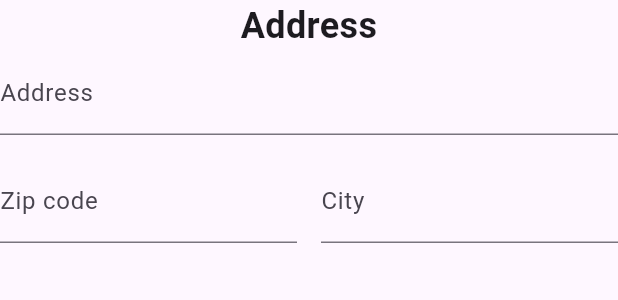
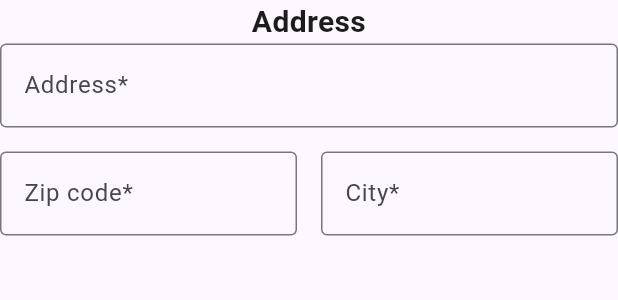
Before and after one commit to Grapensparr/BlockPark, a Flutter app: the AddressForm widget shown alone on an empty page, opened directly with empty values, on a phone screen of 412 x 824 dp. Shown: the top 300 px of the screen. Run offline on Flutter 3.47's test engine with Material 3 defaults, Android fonts, the phone set to English and light mode, and no system bars; our stand-ins replace shared_preferences; accounts and stored records are empty.

Commit message:
Post form validation and owner logic added

```diff
--- a/Frontend/lib/views/user/postForms/AddressForm.dart
+++ b/Frontend/lib/views/user/postForms/AddressForm.dart
@@ -25,12 +25,16 @@ class AddressForm extends StatelessWidget {
             'Address',
             textAlign: TextAlign.center,
             style: TextStyle(
-              fontSize: 24,
+              fontSize: 20,
               fontWeight: FontWeight.bold,
             ),
           ),
           TextField(
-            decoration: const InputDecoration(labelText: 'Address'),
+            decoration: const InputDecoration(
+              labelText: 'Address*',
+              hintText: 'Address*',
+              border: OutlineInputBorder(),
+            ),
             onChanged: onAddressChanged,
           ),
           const SizedBox(height: 16),
@@ -38,7 +42,11 @@ class AddressForm extends StatelessWidget {
             children: [
               Expanded(
                 child: TextField(
-                  decoration: const InputDecoration(labelText: 'Zip code'),
+                  decoration: const InputDecoration(
+                    labelText: 'Zip code*',
+                    hintText: 'Zip code*',
+                    border: OutlineInputBorder(),
+                  ),
                   onChanged: onZipCodeChanged,
                   inputFormatters: [FilteringTextInputFormatter.digitsOnly],
                   keyboardType: TextInputType.number,
@@ -47,7 +55,11 @@ class AddressForm extends StatelessWidget {
               const SizedBox(width: 16),
               Expanded(
                 child: TextField(
-                  decoration: const InputDecoration(labelText: 'City'),
+                  decoration: const InputDecoration(
+                    labelText: 'City*',
+                    hintText: 'City*',
+                    border: OutlineInputBorder(),
+                  ),
                   onChanged: onCityChanged,
                 ),
               ),
--- a/Frontend/lib/views/user/postForms/AvailabilityForm.dart
+++ b/Frontend/lib/views/user/postForms/AvailabilityForm.dart
@@ -43,7 +43,7 @@ class _AvailabilityFormState extends State<AvailabilityForm> {
             'Availability',
             textAlign: TextAlign.center,
             style: TextStyle(
-              fontSize: 24,
+              fontSize: 20,
               fontWeight: FontWeight.bold,
             ),
           ),
```
Also changed, not shown: Frontend/lib/controllers/PostController.dart (+38 -0 lines), Frontend/lib/views/user/PostView.dart (+53 -8 lines), Frontend/lib/views/user/postForms/DetailsForm.dart (+7 -2 lines), Frontend/lib/views/user/postForms/PricingForm.dart (+7 -4 lines), 1 other file.
